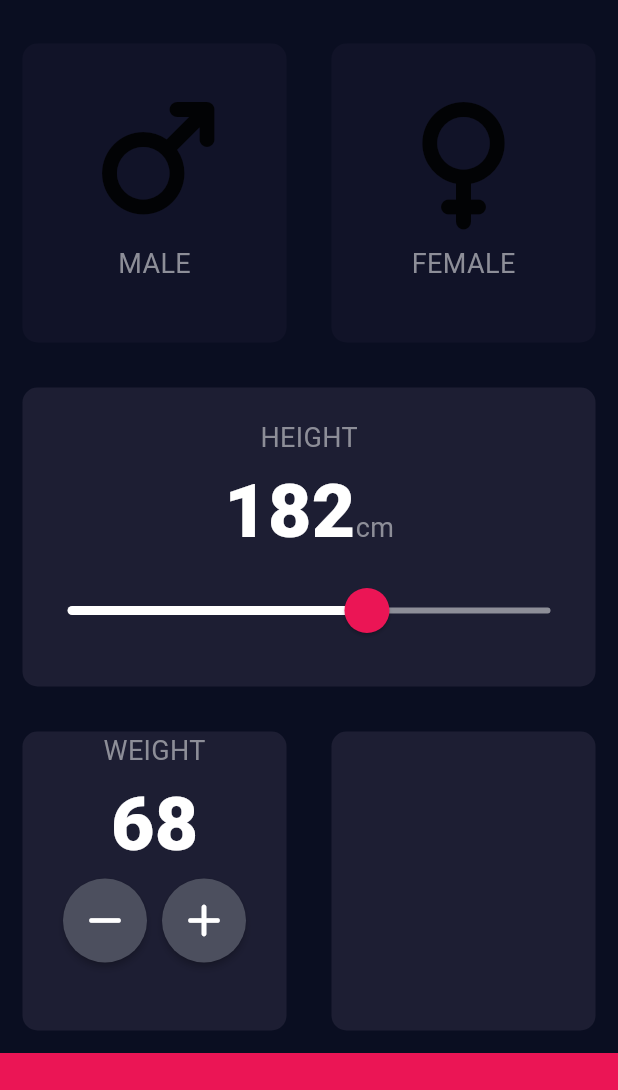
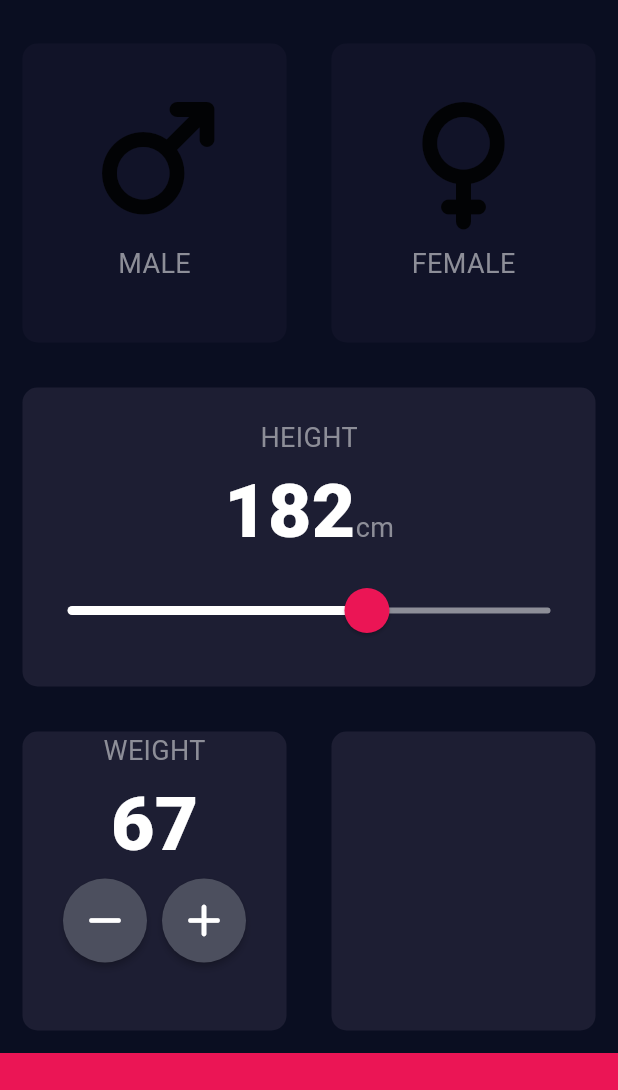
Before and after one commit to rahulmathur87/BMI_calculator, a Flutter app: the screen it shows after launch, after a tap on an icon or button, on a phone screen of 412 x 824 dp, the part 63-1153 px from its top. Run offline on Flutter 3.47's test engine with Material 3 defaults, Android fonts, the phone set to English and light mode, and no system bars; our stand-ins replace font_awesome_flutter.

Commit message:
added increase/decrease weight feature using buttons.

```diff
--- a/lib/input_page.dart
+++ b/lib/input_page.dart
@@ -126,9 +126,23 @@ class _InputPageState extends State<InputPage> {
                           Row(
                             mainAxisAlignment: MainAxisAlignment.center,
                             children: [
-                              RoundIconButton(icon: FontAwesomeIcons.minus),
+                              RoundIconButton(
+                                icon: FontAwesomeIcons.minus,
+                                onPressed: () {
+                                  setState(() {
+                                    weight--;
+                                  });
+                                },
+                              ),
                               SizedBox(width: 10.0),
-                              RoundIconButton(icon: FontAwesomeIcons.plus),
+                              RoundIconButton(
+                                icon: FontAwesomeIcons.plus,
+                                onPressed: () {
+                                  setState(() {
+                                    weight++;
+                                  });
+                                },
+                              ),
                             ],
                           ),
                         ],
@@ -153,14 +167,19 @@ class _InputPageState extends State<InputPage> {
 }
 
 class RoundIconButton extends StatelessWidget {
-  const RoundIconButton({super.key, required this.icon});
+  const RoundIconButton({
+    super.key,
+    required this.icon,
+    required this.onPressed,
+  });
 
   final IconData icon;
+  final VoidCallback onPressed;
 
   @override
   Widget build(BuildContext context) {
     return RawMaterialButton(
-      onPressed: () {},
+      onPressed: onPressed,
       constraints: BoxConstraints.tightFor(width: 56.0, height: 56.0),
       shape: CircleBorder(),
       fillColor: Color(0xFF4C4F5E),
```
